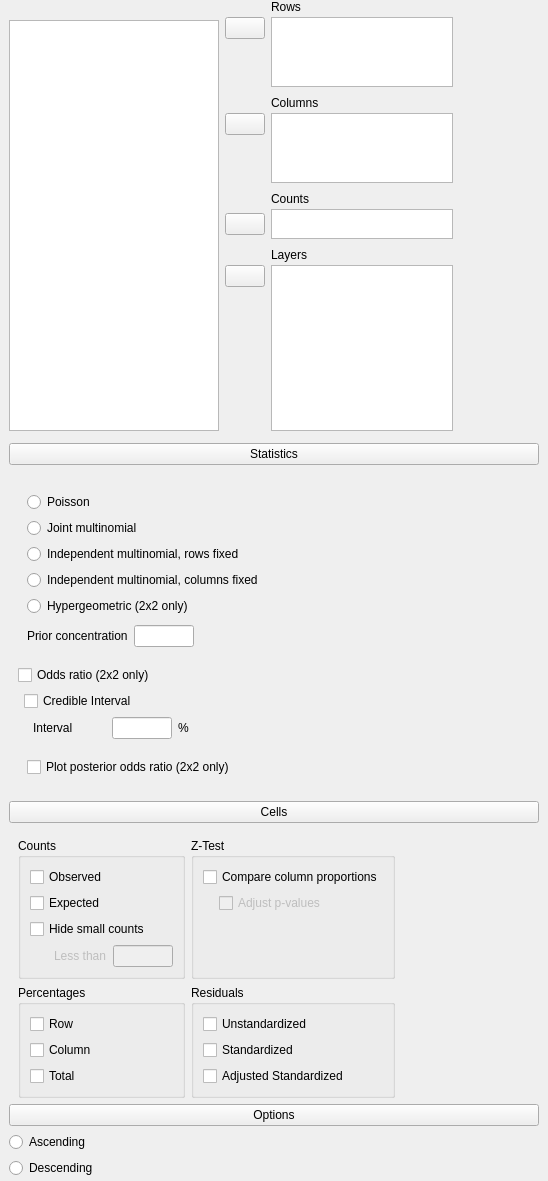
The window that JASP-Desktop/analysisforms/crosstabsbayesianform.ui (jasp-stats/jasp-desktop) describes before a commit, drawn with Qt 5.
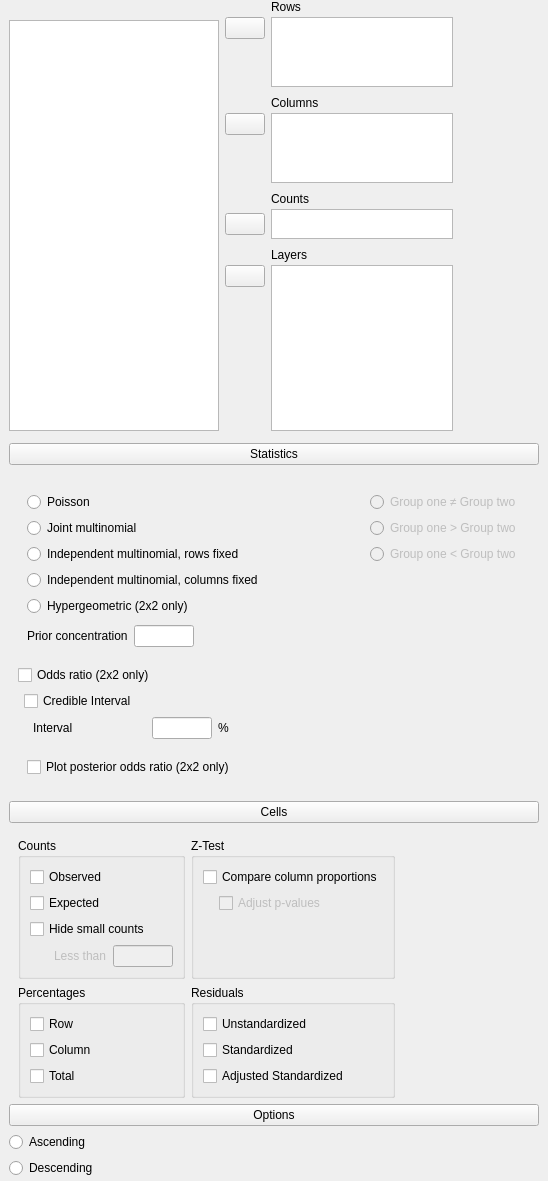
The same window after the commit. Custom widgets are drawn as their Qt base class.

Commit message: B Crosstabs: Added hypothesis option

Patch:
```diff
--- a/JASP-Desktop/analysisforms/crosstabsbayesianform.ui
+++ b/JASP-Desktop/analysisforms/crosstabsbayesianform.ui
@@ -691,15 +691,140 @@
          <property name="verticalSpacing">
           <number>0</number>
          </property>
-         <item row="4" column="0" colspan="3">
-          <widget class="QWidget" name="groupPlotPosterior" native="true">
-           <layout class="QGridLayout" name="gridLayout_14">
-            <item row="0" column="0" colspan="2">
-             <widget class="BoundCheckBox" name="plotPosteriorOddsRatio">
+         <item row="0" column="0" colspan="2">
+          <widget class="BoundGroupBox" name="samplingModel" native="true">
+           <property name="title" stdset="0">
+            <string>Sampling Model</string>
+           </property>
+           <property name="flat" stdset="0">
+            <bool>true</bool>
+           </property>
+           <layout class="QGridLayout" name="gridLayout_13">
+            <property name="bottomMargin">
+             <number>0</number>
+            </property>
+            <item row="4" column="0">
+             <widget class="QRadioButton" name="_5Hypergeometric">
               <property name="text">
-               <string>Plot posterior odds ratio (2x2 only)</string>
+               <string>Hypergeometric (2x2 only)</string>
               </property>
              </widget>
+            </item>
+            <item row="2" column="0">
+             <widget class="QRadioButton" name="_3IndependentRowsFixed">
+              <property name="text">
+               <string>Independent multinomial, rows fixed</string>
+              </property>
+             </widget>
+            </item>
+            <item row="3" column="0">
+             <widget class="QRadioButton" name="_4IndependentColumnsFixed">
+              <property name="text">
+               <string>Independent multinomial, columns fixed</string>
+              </property>
+             </widget>
+            </item>
+            <item row="0" column="0">
+             <widget class="QRadioButton" name="_1Poisson">
+              <property name="text">
+               <string>Poisson</string>
+              </property>
+             </widget>
+            </item>
+            <item row="1" column="0">
+             <widget class="QRadioButton" name="_2Multinomial">
+              <property name="text">
+               <string>Joint multinomial</string>
+              </property>
+             </widget>
+            </item>
+           </layout>
+          </widget>
+         </item>
+         <item row="0" column="2">
+          <widget class="BoundGroupBox" name="hypothesis" native="true">
+           <property name="enabled">
+            <bool>false</bool>
+           </property>
+           <property name="title" stdset="0">
+            <string>Hypothesis</string>
+           </property>
+           <property name="flat" stdset="0">
+            <bool>true</bool>
+           </property>
+           <layout class="QGridLayout" name="gridLayout_11">
+            <property name="bottomMargin">
+             <number>0</number>
+            </property>
+            <item row="2" column="0">
+             <widget class="QRadioButton" name="_3oneTailedLessThan">
+              <property name="text">
+               <string>Group one &lt; Group two</string>
+              </property>
+             </widget>
+            </item>
+            <item row="0" column="0">
+             <widget class="QRadioButton" name="_1twoTailed">
+              <property name="text">
+               <string>Group one ≠ Group two</string>
+              </property>
+             </widget>
+            </item>
+            <item row="1" column="0">
+             <widget class="QRadioButton" name="_2oneTailedGreaterThan">
+              <property name="text">
+               <string>Group one &gt; Group two</string>
+              </property>
+             </widget>
+            </item>
+            <item row="3" column="0">
+             <spacer name="verticalSpacer_4">
+              <property name="orientation">
+               <enum>Qt::Vertical</enum>
+              </property>
+              <property name="sizeHint" stdset="0">
+               <size>
+                <width>20</width>
+                <height>40</height>
+               </size>
+              </property>
+             </spacer>
+            </item>
+           </layout>
+          </widget>
+         </item>
+         <item row="1" column="0">
+          <widget class="QWidget" name="widget_16" native="true">
+           <layout class="QGridLayout" name="gridLayout_10">
+            <item row="0" column="0">
+             <widget class="QLabel" name="label_7">
+              <property name="text">
+               <string>Prior concentration</string>
+              </property>
+             </widget>
+            </item>
+            <item row="0" column="1">
+             <widget class="BoundTextBox" name="priorConcentration">
+              <property name="maximumSize">
+               <size>
+                <width>60</width>
+                <height>16777215</height>
+               </size>
+              </property>
+             </widget>
+            </item>
+            <item row="0" column="2">
+             <spacer name="horizontalSpacer_3">
+              <property name="orientation">
+               <enum>Qt::Horizontal</enum>
+              </property>
+              <property name="sizeHint" stdset="0">
+               <size>
+                <width>40</width>
+                <height>20</height>
+               </size>
+              </property>
+             </spacer>
             </item>
            </layout>
           </widget>
@@ -772,57 +897,7 @@
            </layout>
           </widget>
          </item>
-         <item row="0" column="0" colspan="3">
-          <widget class="BoundGroupBox" name="samplingModel" native="true">
-           <property name="title" stdset="0">
-            <string>Sampling Model</string>
-           </property>
-           <property name="flat" stdset="0">
-            <bool>true</bool>
-           </property>
-           <layout class="QGridLayout" name="gridLayout_13">
-            <property name="bottomMargin">
-             <number>0</number>
-            </property>
-            <item row="4" column="0">
-             <widget class="QRadioButton" name="_5Hypergeometric">
-              <property name="text">
-               <string>Hypergeometric (2x2 only)</string>
-              </property>
-             </widget>
-            </item>
-            <item row="2" column="0">
-             <widget class="QRadioButton" name="_3IndependentRowsFixed">
-              <property name="text">
-               <string>Independent multinomial, rows fixed</string>
-              </property>
-             </widget>
-            </item>
-            <item row="3" column="0">
-             <widget class="QRadioButton" name="_4IndependentColumnsFixed">
-              <property name="text">
-               <string>Independent multinomial, columns fixed</string>
-              </property>
-             </widget>
-            </item>
-            <item row="0" column="0">
-             <widget class="QRadioButton" name="_1Poisson">
-              <property name="text">
-               <string>Poisson</string>
-              </property>
-             </widget>
-            </item>
-            <item row="1" column="0">
-             <widget class="QRadioButton" name="_2Multinomial">
-              <property name="text">
-               <string>Joint multinomial</string>
-              </property>
-             </widget>
-            </item>
-           </layout>
-          </widget>
-         </item>
-         <item row="2" column="2">
+         <item row="2" column="1" colspan="2">
           <spacer name="horizontalSpacer_2">
            <property name="orientation">
             <enum>Qt::Horizontal</enum>
@@ -835,39 +910,16 @@
            </property>
           </spacer>
          </item>
-         <item row="1" column="0" colspan="3">
-          <widget class="QWidget" name="widget_16" native="true">
-           <layout class="QGridLayout" name="gridLayout_10">
-            <item row="0" column="0">
-             <widget class="QLabel" name="label_7">
+         <item row="3" column="0">
+          <widget class="QWidget" name="groupPlotPosterior" native="true">
+           <layout class="QGridLayout" name="gridLayout_14">
+            <item row="0" column="0" colspan="2">
+             <widget class="BoundCheckBox" name="plotPosteriorOddsRatio">
               <property name="text">
-               <string>Prior concentration</string>
+               <string>Plot posterior odds ratio (2x2 only)</string>
               </property>
              </widget>
             </item>
-            <item row="0" column="1">
-             <widget class="BoundTextBox" name="priorConcentration">
-              <property name="maximumSize">
-               <size>
-                <width>60</width>
-                <height>16777215</height>
-               </size>
-              </property>
-             </widget>
-            </item>
-            <item row="0" column="2">
-             <spacer name="horizontalSpacer_3">
-              <property name="orientation">
-               <enum>Qt::Horizontal</enum>
-              </property>
-              <property name="sizeHint" stdset="0">
-               <size>
-                <width>40</width>
-                <height>20</height>
-               </size>
-              </property>
-             </spacer>
-            </item>
            </layout>
           </widget>
          </item>
@@ -902,11 +954,6 @@
    <extends>QListView</extends>
    <header>widgets/boundlistview.h</header>
   </customwidget>
-  <customwidget>
-   <class>ExpanderButton</class>
-   <extends>QPushButton</extends>
-   <header>widgets/expanderbutton.h</header>
-  </customwidget>
   <customwidget>
    <class>BoundCheckBox</class>
    <extends>QCheckBox</extends>
@@ -929,6 +976,11 @@
    <header>widgets/boundgroupbox.h</header>
    <container>1</container>
   </customwidget>
+  <customwidget>
+   <class>ExpanderButton</class>
+   <extends>QPushButton</extends>
+   <header>widgets/expanderbutton.h</header>
+  </customwidget>
  </customwidgets>
  <resources/>
  <connections>
```
Left out of the diff: 86 changed lines with no effect on the pictures. The commit also changes 3 other files.
